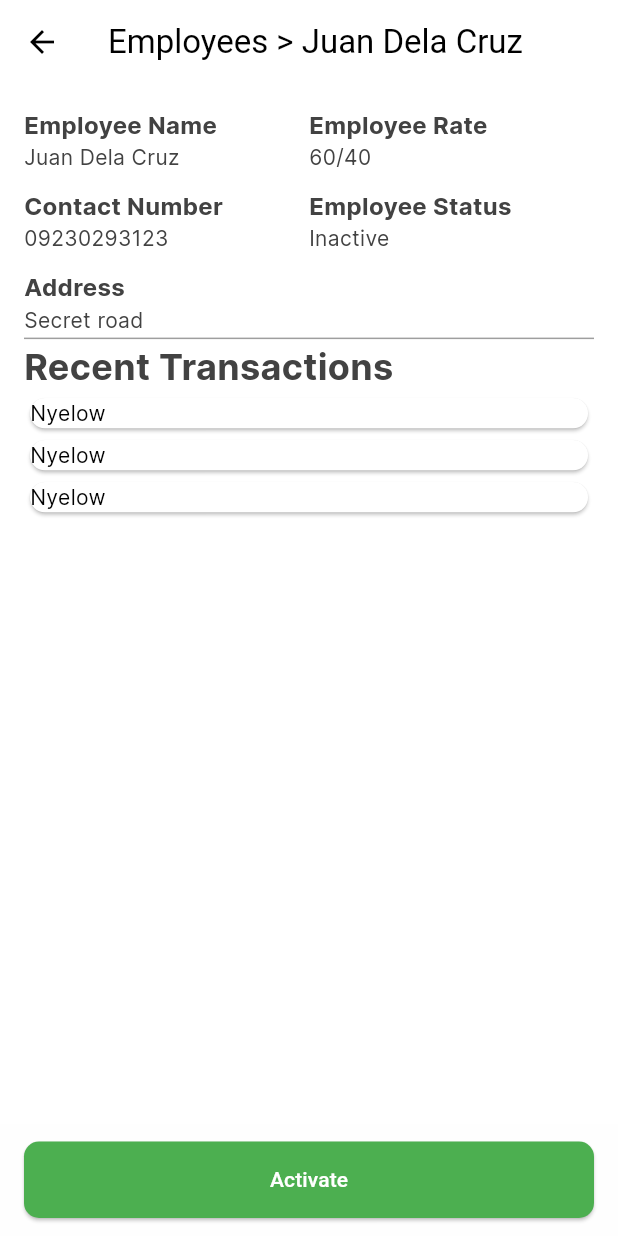
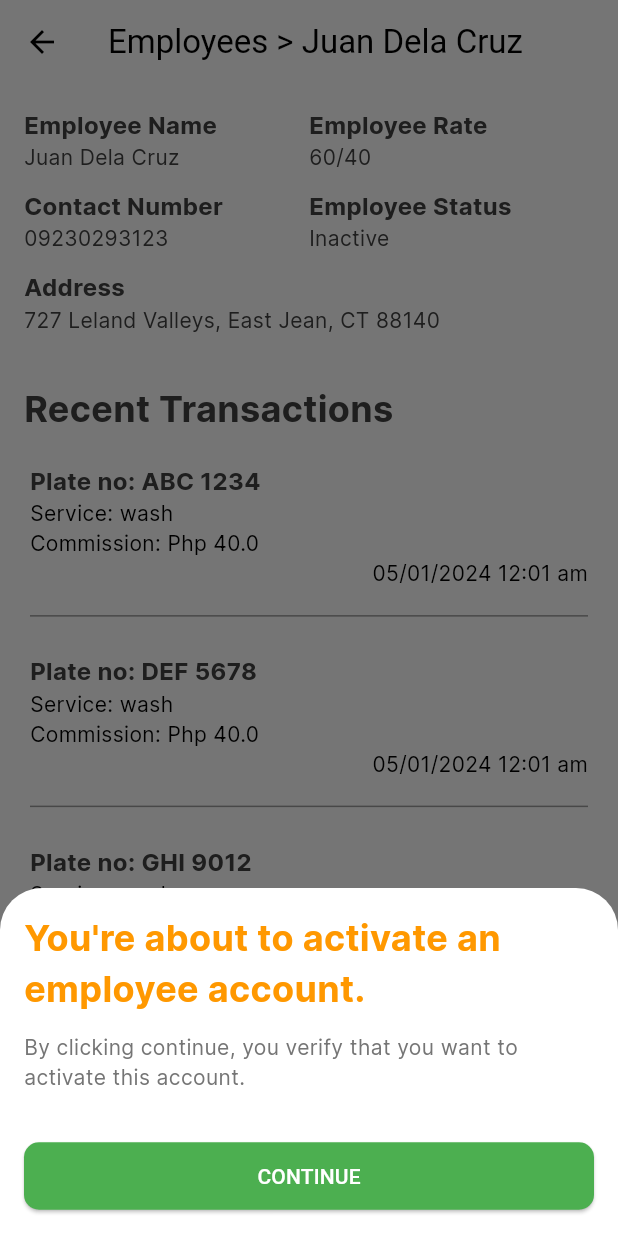
Before and after one commit to marcusandrev/springcrate, a Flutter app: the EmployeeDetailsScreen screen opened directly with sample values from the repository, after a tap on "Activate", on a phone screen of 412 x 824 dp. Run offline on Flutter 3.47's test engine with Material 3 defaults, Android fonts, the phone set to English and light mode, and no system bars; our stand-ins replace fl_chart, flutter_svg.

Commit message:
feat: complete employee details page

```diff
--- a/lib/data/data.dart
+++ b/lib/data/data.dart
@@ -55,12 +55,39 @@ List<Transaction> transactionsData = [
   //   'time': '8:00 AM',
   //   'status': 'Not Started'
   // },
-  const Transaction('d20a1c3c-ba9c-46d7-b44f-e0cb8486f9f3', 'ABC 1234', 'sedan',
-      'medium', 'wash', '7:00', '10:00', 100.00, 'Not Started', 'employee123'),
-  const Transaction('3fc48480-8b2f-4af2-822b-4c7503dd4031', 'DEF 5678', 'sedan',
-      'medium', 'wash', '7:00', '10:00', 100.00, 'Not Started', 'employee123'),
-  const Transaction('3964d5b5-1d88-48a1-80a8-404fb987cc67', 'GHI 9012', 'sedan',
-      'medium', 'wash', '7:00', '10:00', 100.00, 'Not Started', null)
+  const Transaction(
+      'd20a1c3c-ba9c-46d7-b44f-e0cb8486f9f3',
+      'ABC 1234',
+      'sedan',
+      'medium',
+      'wash',
+      '03/08/2024 12:01 am',
+      '05/01/2024 12:01 am',
+      100.00,
+      'Not Started',
+      'employee123'),
+  const Transaction(
+      '3fc48480-8b2f-4af2-822b-4c7503dd4031',
+      'DEF 5678',
+      'sedan',
+      'medium',
+      'wash',
+      '03/08/2024 12:01 am',
+      '05/01/2024 12:01 am',
+      100.00,
+      'Not Started',
+      'employee123'),
+  const Transaction(
+      '3964d5b5-1d88-48a1-80a8-404fb987cc67',
+      'GHI 9012',
+      'sedan',
+      'medium',
+      'wash',
+      '03/08/2024 12:01 am',
+      '05/01/2024 12:01 am',
+      100.00,
+      'Not Started',
+      null)
 ];
 
 List<Employee> employeesData = [
@@ -94,12 +121,17 @@ List<Employee> employeesData = [
   //   'name': 'Jamie Dela Cruz',
   //   'contact_no': '09230293123',
   // },
-  const Employee('0b5aae66-178c-499c-83db-16e097fa7fe6', 'Juan Dela Cruz',
-      '60/40', '09230293123', 'Secret road', 0),
-  const Employee('0474c82c-1f7a-46a6-96f9-ce8e8d80f120', 'Juana Dela Cruz',
-      '60/40', '09230293123', 'Secret road', 1),
-  const Employee('ad005553-a2b8-46f1-9e2e-def8ab0a880e', 'Joe Dela Cruz',
-      '70/30', '09230293123', 'Secret road', 0)
+  const Employee('0b5aae66-178c-499c-83db-16e097fa7fe6', 'Juan Dela Cruz', 0.4,
+      '09230293123', '727 Leland Valleys, East Jean, CT 88140', 0),
+  const Employee(
+      '0474c82c-1f7a-46a6-96f9-ce8e8d80f120',
+      'Juana Dela Cruz',
+      0.4,
+      '09230293123',
+      'Suite 452 514 Simonis Extensions, Lupemouth, IN 58326',
+      1),
+  const Employee('ad005553-a2b8-46f1-9e2e-def8ab0a880e', 'Joe Dela Cruz', 0.3,
+      '09230293123', '94319 Zieme Mills, Mckinleyton, WY 58061', 0)
 ];
 
 List<Map<String, dynamic>> servicesData = [
--- a/lib/screens/employees/class_def/employee.dart
+++ b/lib/screens/employees/class_def/employee.dart
@@ -1,7 +1,7 @@
 class Employee {
   final String employeeID;
   final String employeeName;
-  final String rate;
+  final double rate;
   final String contactNo;
   final String address;
   final int status;
--- a/lib/screens/employees/views/employee_details_screen.dart
+++ b/lib/screens/employees/views/employee_details_screen.dart
@@ -1,5 +1,8 @@
 import 'package:flutter/material.dart';
+import 'package:springcrate/data/data.dart';
 import 'package:springcrate/screens/employees/class_def/employee.dart';
+import 'package:springcrate/screens/transactions/class_def/transaction.dart';
+import 'package:springcrate/util/employee_utils.dart';
 
 class EmployeeDetailsScreen extends StatelessWidget {
   const EmployeeDetailsScreen({super.key, required this.employee});
@@ -13,7 +16,8 @@ class EmployeeDetailsScreen extends StatelessWidget {
     final employeeDetailItems = [
       [
         _buildDetailWidget(context, 'Employee Name', employee.employeeName),
-        _buildDetailWidget(context, 'Employee Rate', employee.rate),
+        _buildDetailWidget(context, 'Employee Rate',
+            EmployeeUtils.stringifyRate(employee.rate)),
         _buildDetailWidget(context, 'Contact Number', employee.contactNo),
         _buildDetailWidget(context, 'Employee Status', status),
       ]
@@ -43,20 +47,23 @@ class EmployeeDetailsScreen extends StatelessWidget {
                           employeeDetailItems[0][index]),
                     ),
                     _buildDetailWidget(context, 'Address', employee.address),
-                    const Divider(height: 4, thickness: 1, color: Colors.grey),
-                    Text(
-                      'Recent Transactions',
-                      style: TextStyle(
-                          color: Colors.grey[800],
-                          fontSize: 24,
-                          fontWeight: FontWeight.bold),
+                    Container(
+                      padding: const EdgeInsets.only(top: 32, bottom: 16),
+                      child: Text(
+                        'Recent Transactions',
+                        style: TextStyle(
+                            color: Colors.grey[800],
+                            fontSize: 24,
+                            fontWeight: FontWeight.bold),
+                      ),
                     ),
                     ListView.builder(
                       physics: const NeverScrollableScrollPhysics(),
                       shrinkWrap: true,
-                      itemCount: 3,
+                      itemCount: transactionsData.length,
                       itemBuilder: ((context, index) =>
-                          _buildRecenTransactionsCard(context)),
+                          _buildRecenTransactionsCard(
+                              context, transactionsData[index])),
                     )
                   ],
                 )
@@ -65,15 +72,8 @@ class EmployeeDetailsScreen extends StatelessWidget {
   }
 
   Widget _buildActionButton(BuildContext context) {
-    dynamic actionButtonText;
-    dynamic color;
-    if (employee.status == 0) {
-      actionButtonText = 'Activate';
-      color = Colors.green;
-    } else {
-      actionButtonText = 'Deactivate';
-      color = Colors.red;
-    }
+    String actionText = EmployeeUtils.getActionText(employee.status);
+    Color color = EmployeeUtils.getActionColor(employee.status);
 
     return ElevatedButton(
         style: ButtonStyle(
@@ -81,8 +81,56 @@ class EmployeeDetailsScreen extends StatelessWidget {
                 borderRadius: BorderRadius.circular(10))),
             backgroundColor: MaterialStateProperty.all(color),
             foregroundColor: MaterialStateProperty.all(Colors.white)),
-        onPressed: () {},
-        child: Text(actionButtonText));
+        onPressed: () {
+          showModalBottomSheet<dynamic>(
+              context: context,
+              isScrollControlled: true,
+              builder: (BuildContext context) {
+                return Container(
+                  padding: const EdgeInsets.all(16),
+                  child: Wrap(children: [
+                    Column(
+                        crossAxisAlignment: CrossAxisAlignment.start,
+                        children: [
+                          Text(
+                            "You're about to ${actionText.toLowerCase()} an employee account.",
+                            style: const TextStyle(
+                                color: Colors.orange,
+                                fontSize: 24,
+                                fontWeight: FontWeight.bold),
+                          ),
+                          Container(
+                            padding: const EdgeInsets.only(top: 12, bottom: 32),
+                            child: Text(
+                              "By clicking continue, you verify that you want to ${actionText.toLowerCase()} this account.",
+                              style: TextStyle(color: Colors.grey.shade600),
+                            ),
+                          ),
+                        ]),
+                    SizedBox(
+                      width: double.infinity,
+                      child: ElevatedButton(
+                          onPressed: () {
+                            // TODO: Add logic for updating status from on going to completed
+                            Navigator.pop(context);
+                          },
+                          style: ButtonStyle(
+                            shape: MaterialStateProperty.all(
+                                RoundedRectangleBorder(
+                                    borderRadius: BorderRadius.circular(10))),
+                            foregroundColor:
+                                MaterialStateProperty.all(Colors.white),
+                            backgroundColor: MaterialStateProperty.all(color),
+                            fixedSize: MaterialStateProperty.all(
+                                const Size.fromHeight(45)),
+                          ),
+                          child: const Text('CONTINUE')),
+                    )
+                  ]),
+                );
+              });
+        },
+        child: Text(actionText));
   }
 
   Widget _buildDetailWidget(BuildContext context, String label, String value) {
@@ -104,9 +152,41 @@ class EmployeeDetailsScreen extends StatelessWidget {
     );
   }
 
-  Widget _buildRecenTransactionsCard(BuildContext context) {
+  Widget _buildRecenTransactionsCard(
+      BuildContext context, Transaction transaction) {
     return Card(
-      child: const Text('Nyelow'),
+      elevation: 0,
+      color: const Color(0x00000000),
+      child: Column(
+        crossAxisAlignment: CrossAxisAlignment.start,
+        children: [
+          Column(
+            crossAxisAlignment: CrossAxisAlignment.start,
+            children: [
+              Text('Plate no: ${transaction.plateNo}',
+                  style: TextStyle(
+                      color: Colors.grey[800],
+                      fontSize: 16,
+                      fontWeight: FontWeight.bold)),
+              Text('Service: ${transaction.service}'),
+              Text('Commission: Php ${transaction.cost * employee.rate}')
+            ],
+          ),
+          Row(
+            mainAxisAlignment: MainAxisAlignment.spaceBetween,
+            children: [
+              const SizedBox(
+                height: 10,
+              ),
+              Text(transaction.endDate)
+            ],
+          ),
+          Container(
+            padding: const EdgeInsets.only(top: 16, bottom: 16),
+            child: const Divider(height: 4, thickness: 1, color: Colors.grey),
+          )
+        ],
+      ),
     );
   }
 }
--- a/lib/screens/employees/views/employees_screen.dart
+++ b/lib/screens/employees/views/employees_screen.dart
@@ -1,6 +1,7 @@
 import 'package:flutter/material.dart';
 import 'package:springcrate/screens/employees/class_def/employee.dart';
 import 'package:springcrate/screens/employees/views/employee_details_screen.dart';
+import 'package:springcrate/util/employee_utils.dart';
 import 'package:springcrate/widgets/searchbar.dart';
 import 'package:springcrate/data/data.dart';
 
@@ -77,7 +78,7 @@ class EmployeesScreen extends StatelessWidget {
                     'Rate',
                     style: TextStyle(fontSize: 16, fontWeight: FontWeight.bold),
                   ),
-                  Text(employee.rate)
+                  Text(EmployeeUtils.stringifyRate(employee.rate))
                 ])
               ],
             ),
--- a/lib/screens/employees/widgets/employee_form.dart
+++ b/lib/screens/employees/widgets/employee_form.dart
@@ -15,7 +15,7 @@ class EmployeeFormState extends State<EmployeeForm> {
   final _rates = ['70/30', '60/40'];
 
   String _employeeName = '';
-  String _rate = '';
+  double _rate = 0;
   String _contactNo = '';
   String _address = '';
 
@@ -60,7 +60,13 @@ class EmployeeFormState extends State<EmployeeForm> {
                           value: rate, child: Row(children: [Text(rate)]));
                     }).toList(),
                     onChanged: (value) {
-                      _rate = value!;
+                      if (value == '70/30') {
+                        _rate = 0.3;
+                      }
+
+                      if (value == '60/40') {
+                        _rate = 0.4;
+                      }
                     }),
                 const SizedBox(height: 16.0),
                 TextFormField(
--- a/lib/screens/transactions/views/transaction_details_screen.dart
+++ b/lib/screens/transactions/views/transaction_details_screen.dart
@@ -135,10 +135,14 @@ class TransactionDetailsScreen extends StatelessWidget {
                                     fontSize: 24,
                                     fontWeight: FontWeight.bold),
                               ),
-                              Text(
-                                "By clicking continue, you verify that the transaction was completed by the employee.",
-                                style: TextStyle(color: Colors.grey.shade600),
-                              ),
+                              Container(
+                                padding:
+                                    const EdgeInsets.only(top: 12, bottom: 32),
+                                child: Text(
+                                  "By clicking continue, you verify that the transaction was completed by the employee.",
+                                  style: TextStyle(color: Colors.grey.shade600),
+                                ),
+                              )
                             ]),
                         SizedBox(
                           width: double.infinity,
--- /dev/null
+++ b/lib/util/employee_utils.dart
@@ -0,0 +1,15 @@
+import 'package:flutter/material.dart';
+
+class EmployeeUtils {
+  static String getActionText(int status) {
+    return status == 0 ? 'Activate' : 'Deactivate';
+  }
+
+  static Color getActionColor(int status) {
+    return status == 0 ? Colors.green : Colors.red;
+  }
+
+  static String stringifyRate(double rate) {
+    return rate == 0.4 ? '60/40' : '70/30';
+  }
+}
```
